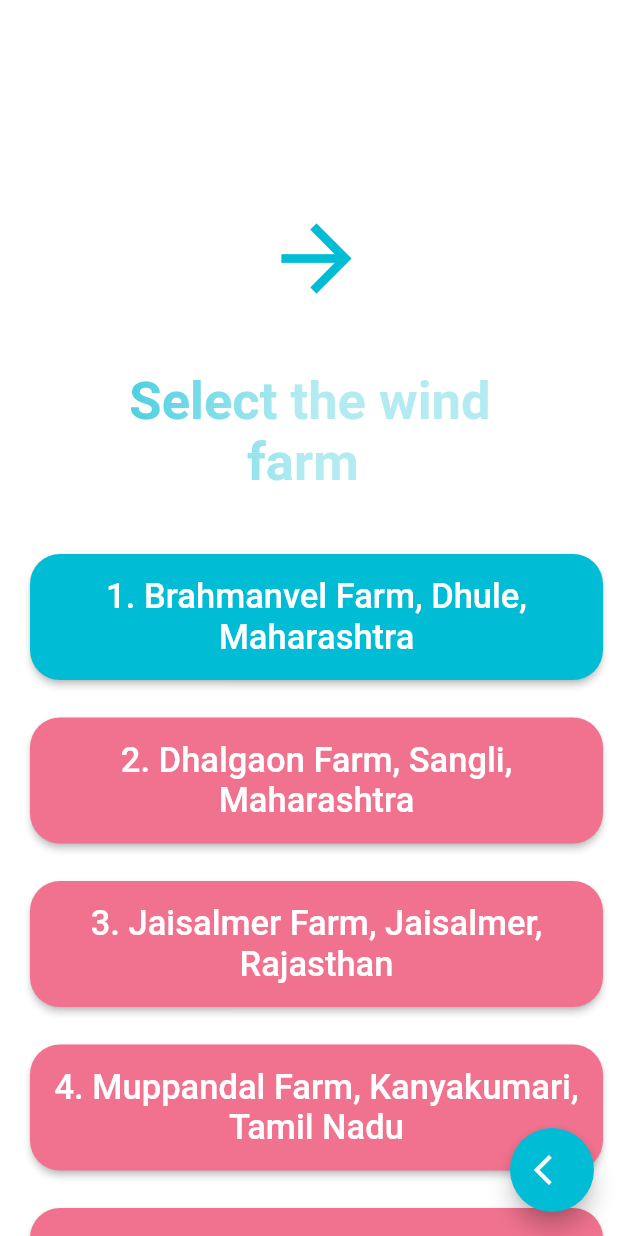
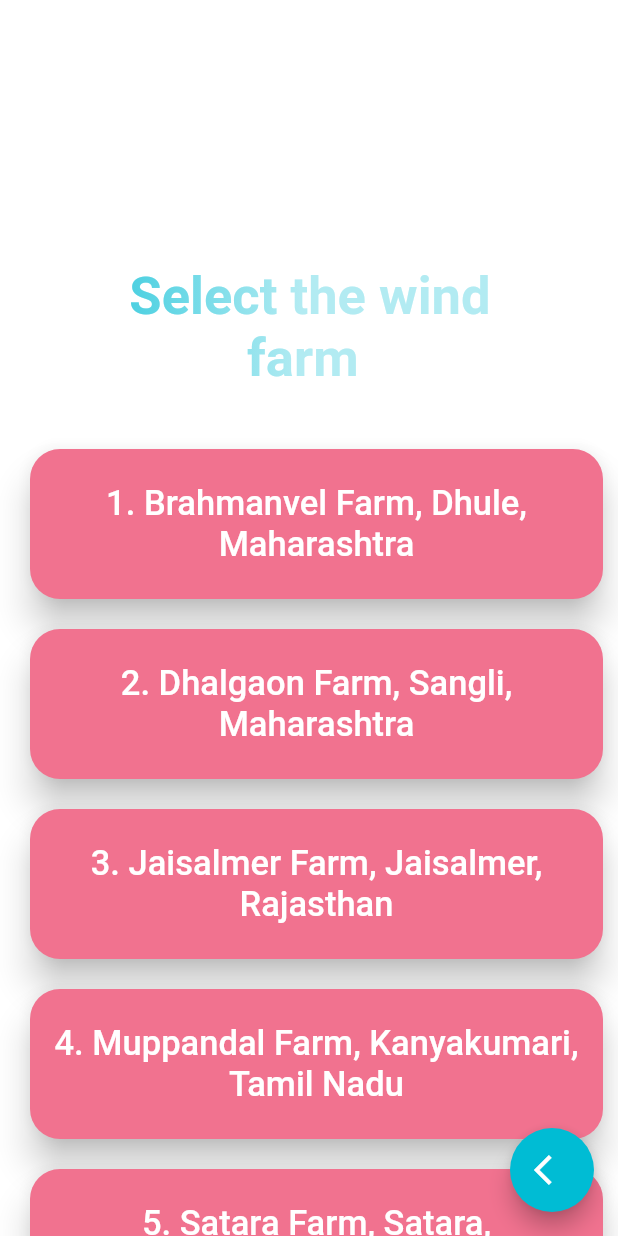
Before and after one commit to anantjakhmola/WindMillApp-v1.2-1, a Flutter app: the SelectFarm screen opened directly, on a phone screen of 412 x 824 dp. Run offline on Flutter 3.47's test engine with Material 2 defaults, Android fonts, the phone set to English and light mode, and no system bars; our stand-ins replace flare_flutter, syncfusion_flutter_charts; missing offline and left inert: autocomplete_textfield, syncfusion_flutter_core; network calls fail; project files that could hold a hidden picture were left out.

Commit message:
second commit

```diff
--- /dev/null
+++ b/lib/helpers/fetchedjsondata.dart
@@ -0,0 +1,4 @@
+List<List<String>> dateTime = new List.generate(noOfFarms, (i) => []);
+List<List<String>> values = new List.generate(noOfFarms, (i) => []);
+final int noOfFarms = 5;
+bool isLoaded = false;
--- a/lib/screens/selectFarm.dart
+++ b/lib/screens/selectFarm.dart
@@ -1,6 +1,9 @@
 import 'package:flutter/material.dart';
 import '../helpers/curvePainter.dart';
 import '../helpers/colorGradient.dart';
+import '../helpers/fetchedjsondata.dart';
+import 'farmDetails.dart';
+import 'jsonDataScreen.dart';
 
 class SelectFarm extends StatefulWidget {
   @override
@@ -8,7 +11,34 @@ class SelectFarm extends StatefulWidget {
 }
 
 class _SelectFarmState extends State<SelectFarm> {
-  List selected = ['y', 'n', 'n', 'n', 'n'];
+  int currentSelection = 0;
+  List<String> farmName = [
+    '1. Brahmanvel Farm, Dhule, Maharashtra',
+    '2. Dhalgaon Farm, Sangli, Maharashtra',
+    '3. Jaisalmer Farm, Jaisalmer, Rajasthan',
+    '4. Muppandal Farm, Kanyakumari, Tamil Nadu',
+    '5. Satara Farm, Satara, Maharashtra',
+  ];
+
+  navigate() {
+    isLoaded
+        ? Navigator.push(
+            context,
+            MaterialPageRoute(
+              builder: (context) => FarmDetails(this.currentSelection),
+            ),
+          )
+        : Navigator.push(
+            context,
+            MaterialPageRoute(
+              builder: (context) => JsonDataScreen(
+                "selectTheWindFarm",
+                this.currentSelection,
+              ),
+            ),
+          );
+  }
+
   @override
   Widget build(BuildContext context) {
     var height = MediaQuery.of(context).size.height;
@@ -29,17 +59,6 @@ class _SelectFarmState extends State<SelectFarm> {
               margin: EdgeInsets.only(top: height / 6),
               child: Column(
                 children: <Widget>[
-                  Container(
-                    child: GestureDetector(
-                      child: Icon(
-                        Icons.arrow_forward,
-                        size: 70.0,
-                        color: Colors.cyan,
-                      ),
-                      // TODO: Navigate to next Page
-                      onTap: () {},
-                    ),
-                  ),
                   Padding(padding: EdgeInsets.only(top: 40.0)),
                   Container(
                     child: Text(
@@ -54,21 +73,31 @@ class _SelectFarmState extends State<SelectFarm> {
                   Padding(padding: EdgeInsets.only(top: 40.0)),
                   Container(
                     width: width,
+                    height: (120.0 * 5) + (20 * 3),
+                    child: ListView.builder(
+                      physics: NeverScrollableScrollPhysics(),
+                      itemCount: farmName.length,
+                      itemBuilder: (context, i) => Container(
+                        padding: EdgeInsets.only(bottom: 20.0),
+                        height: 120.0,
+                        width: width,
                         child: RaisedButton(
+                          splashColor: Colors.cyan,
+                          highlightColor: Colors.cyan,
+                          elevation: 10.0,
                           padding: EdgeInsets.fromLTRB(10.0, 15.0, 10.0, 15.0),
                           shape: RoundedRectangleBorder(
                             borderRadius: BorderRadius.circular(20.0),
                           ),
-                      color:
-                          selected[0] == 'y' ? Colors.cyan : Color(0xFFF1728F),
+                          color: Color(0xFFF1728F),
                           onPressed: () {
                             setState(() {
-                          selected = List<String>.generate(6, (index) => "n");
-                          selected[0] = 'y';
+                              this.currentSelection = i;
+                              navigate();
                             });
                           },
                           child: Text(
-                        "1. Brahmanvel Farm, Dhule, Maharashtra",
+                            "${farmName[i]}",
                             style: TextStyle(
                               fontSize: 23.0,
                             ),
@@ -76,107 +105,8 @@ class _SelectFarmState extends State<SelectFarm> {
                           ),
                         ),
                       ),
-                  Padding(padding: EdgeInsets.only(top: 25.0)),
-                  Container(
-                    width: width,
-                    child: RaisedButton(
-                      padding: EdgeInsets.fromLTRB(10.0, 15.0, 10.0, 15.0),
-                      shape: RoundedRectangleBorder(
-                        borderRadius: BorderRadius.circular(20.0),
-                      ),
-                      color:
-                          selected[1] == 'y' ? Colors.cyan : Color(0xFFF1728F),
-                      onPressed: () {
-                        setState(() {
-                          selected = List<String>.generate(6, (index) => "n");
-                          selected[1] = 'y';
-                        });
-                      },
-                      child: Text(
-                        "2. Dhalgaon Farm, Sangli, Maharashtra",
-                        style: TextStyle(
-                          fontSize: 23.0,
-                        ),
-                        textAlign: TextAlign.center,
                     ),
                   ),
-                  ),
-                  Padding(padding: EdgeInsets.only(top: 25.0)),
-                  Container(
-                    width: width,
-                    child: RaisedButton(
-                      padding: EdgeInsets.fromLTRB(10.0, 15.0, 10.0, 15.0),
-                      shape: RoundedRectangleBorder(
-                        borderRadius: BorderRadius.circular(20.0),
-                      ),
-                      color:
-                          selected[2] == 'y' ? Colors.cyan : Color(0xFFF1728F),
-                      onPressed: () {
-                        setState(() {
-                          selected = List<String>.generate(6, (index) => "n");
-                          selected[2] = 'y';
-                        });
-                      },
-                      child: Text(
-                        "3. Jaisalmer Farm, Jaisalmer, Rajasthan",
-                        style: TextStyle(
-                          fontSize: 23.0,
-                        ),
-                        textAlign: TextAlign.center,
-                      ),
-                    ),
-                  ),
-                  Padding(padding: EdgeInsets.only(top: 25.0)),
-                  Container(
-                    width: width,
-                    child: RaisedButton(
-                      padding: EdgeInsets.fromLTRB(10.0, 15.0, 10.0, 15.0),
-                      shape: RoundedRectangleBorder(
-                        borderRadius: BorderRadius.circular(20.0),
-                      ),
-                      color:
-                          selected[3] == 'y' ? Colors.cyan : Color(0xFFF1728F),
-                      onPressed: () {
-                        setState(() {
-                          selected = List<String>.generate(6, (index) => "n");
-                          selected[3] = 'y';
-                        });
-                      },
-                      child: Text(
-                        "4. Muppandal Farm, Kanyakumari, Tamil Nadu",
-                        style: TextStyle(
-                          fontSize: 23.0,
-                        ),
-                        textAlign: TextAlign.center,
-                      ),
-                    ),
-                  ),
-                  Padding(padding: EdgeInsets.only(top: 25.0)),
-                  Container(
-                    width: width,
-                    child: RaisedButton(
-                      padding: EdgeInsets.fromLTRB(10.0, 15.0, 10.0, 15.0),
-                      shape: RoundedRectangleBorder(
-                        borderRadius: BorderRadius.circular(20.0),
-                      ),
-                      color:
-                          selected[4] == 'y' ? Colors.cyan : Color(0xFFF1728F),
-                      onPressed: () {
-                        setState(() {
-                          selected = List<String>.generate(6, (index) => "n");
-                          selected[4] = 'y';
-                        });
-                      },
-                      child: Text(
-                        "5. Satara Farm, Satara, Maharashtra",
-                        style: TextStyle(
-                          fontSize: 23.0,
-                        ),
-                        textAlign: TextAlign.center,
-                      ),
-                    ),
-                  ),
-                  Padding(padding: EdgeInsets.only(top: 25.0)),
                 ],
               ),
             ),
```
Also changed, not shown: lib/screens/allGraphOutput.dart (+22 -2 lines), lib/screens/farmDetails.dart (+8 -1 lines), lib/screens/graphOutputs.dart (+4 -4 lines), lib/screens/howCanWeHelpYou.dart (+19 -6 lines), lib/screens/jsonDataScreen.dart (+16 -8 lines), lib/fontPicker/font.dart (deleted). Lines whose indentation alone changed are shown as unchanged.
